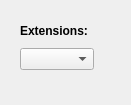
Above: videosettings.ui from TigaxMT/PicMoments before the change. Below: the same form after it.
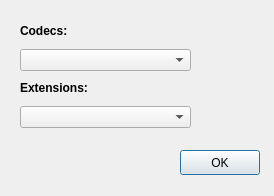
That is the form after the change.

```diff
--- a/videosettings.ui
+++ b/videosettings.ui
@@ -6,22 +6,51 @@
    <rect>
     <x>0</x>
     <y>0</y>
-    <width>131</width>
-    <height>105</height>
+    <width>274</width>
+    <height>196</height>
    </rect>
   </property>
   <property name="windowTitle">
    <string>Video Settings</string>
   </property>
+  <widget class="QPushButton" name="okBtn">
+   <property name="geometry">
+    <rect>
+     <x>180</x>
+     <y>150</y>
+     <width>80</width>
+     <height>25</height>
+    </rect>
+   </property>
+   <property name="text">
+    <string>OK</string>
+   </property>
+  </widget>
   <widget class="QWidget" name="">
    <property name="geometry">
     <rect>
      <x>20</x>
      <y>20</y>
-     <width>74</width>
-     <height>50</height>
+     <width>171</width>
+     <height>108</height>
     </rect>
    </property>
+   <layout class="QVBoxLayout" name="verticalLayout_3">
+    <item>
+     <layout class="QVBoxLayout" name="verticalLayout_2">
+      <item>
+       <widget class="QLabel" name="codecs">
+        <property name="text">
+         <string>&lt;b&gt;Codecs:&lt;/b&gt;</string>
+        </property>
+       </widget>
+      </item>
+      <item>
+       <widget class="QComboBox" name="codecsBox"/>
+      </item>
+     </layout>
+    </item>
+    <item>
    <layout class="QVBoxLayout" name="verticalLayout">
     <item>
      <widget class="QLabel" name="ext">
@@ -32,6 +61,8 @@
     </item>
     <item>
      <widget class="QComboBox" name="extBox"/>
+      </item>
+     </layout>
     </item>
    </layout>
   </widget>
```
Lines whose indentation alone changed are shown as unchanged.
